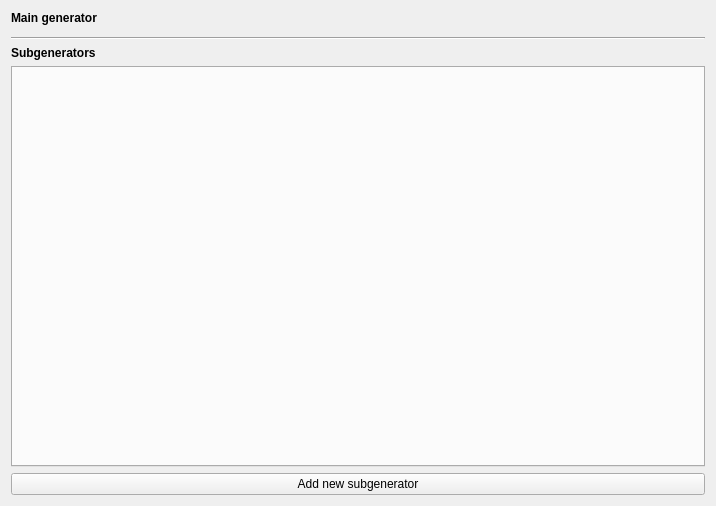
First picture: the form in src/GUI/views/generatoredit.ui, repository FireFragment/generator-of-generators, before the edit.
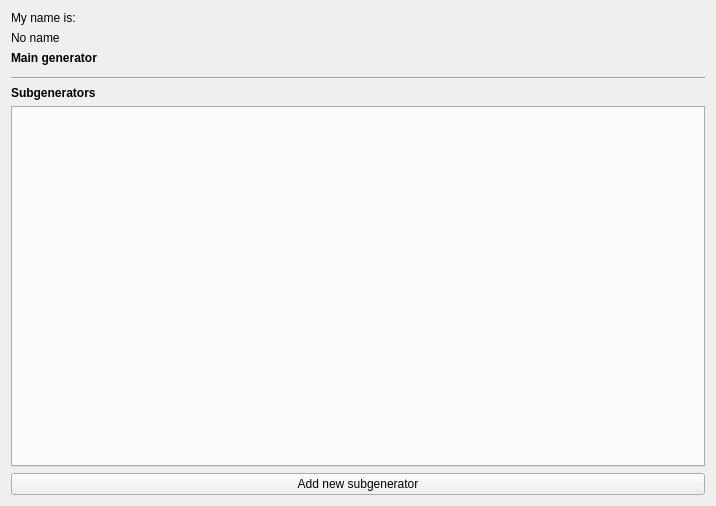
Second picture: the form after the edit. Custom widgets are drawn as their Qt base class.

The edit to the form file:
```diff
--- a/src/GUI/views/generatoredit.ui
+++ b/src/GUI/views/generatoredit.ui
@@ -14,6 +14,20 @@
    <string notr="true"/>
   </property>
   <layout class="QVBoxLayout" name="verticalLayout">
+   <item>
+    <widget class="QLabel" name="label">
+     <property name="text">
+      <string>My name is:</string>
+     </property>
+    </widget>
+   </item>
+   <item>
+    <widget class="QLabel" name="nameLbl">
+     <property name="text">
+      <string>No name</string>
+     </property>
+    </widget>
+   </item>
    <item>
     <widget class="QLabel" name="mainGeneratorLabel">
      <property name="font">
```
